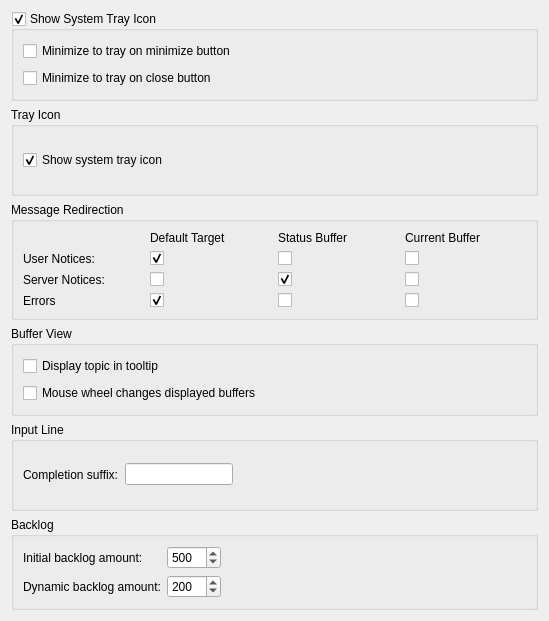
Old version of the form src/qtui/settingspages/generalsettingspage.ui in the repository quassel/quassel.
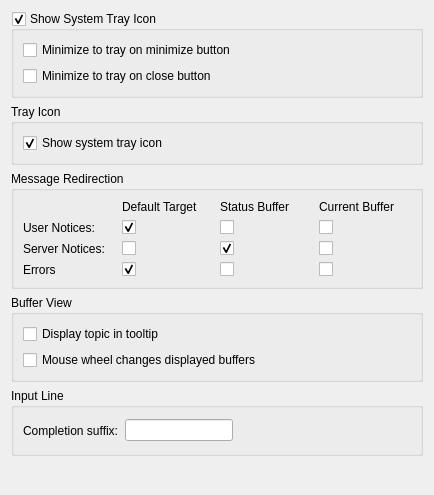
New version of the form.

Commit message: cleaning up the general settings page

Patch:
```diff
--- a/src/qtui/settingspages/generalsettingspage.ui
+++ b/src/qtui/settingspages/generalsettingspage.ui
@@ -5,8 +5,8 @@
    <rect>
     <x>0</x>
     <y>0</y>
-    <width>549</width>
-    <height>621</height>
+    <width>434</width>
+    <height>495</height>
    </rect>
   </property>
   <property name="windowTitle" >
@@ -269,72 +269,17 @@
     </widget>
    </item>
    <item>
-    <widget class="QGroupBox" name="groupBox_3" >
-     <property name="title" >
-      <string>Backlog</string>
+    <spacer name="verticalSpacer" >
+     <property name="orientation" >
+      <enum>Qt::Vertical</enum>
      </property>
-     <layout class="QGridLayout" name="gridLayout" >
-      <item row="0" column="0" >
-       <widget class="QLabel" name="label" >
-        <property name="toolTip" >
-         <string>amount of messages per buffer that are requested after the core connection has been established.</string>
-        </property>
-        <property name="text" >
-         <string>Initial backlog amount:</string>
-        </property>
-       </widget>
-      </item>
-      <item row="0" column="2" >
-       <widget class="QSpinBox" name="fixedBacklogAmount" >
-        <property name="maximum" >
-         <number>1000</number>
-        </property>
-        <property name="singleStep" >
-         <number>10</number>
-        </property>
-        <property name="value" >
-         <number>500</number>
-        </property>
-       </widget>
-      </item>
-      <item row="1" column="0" >
-       <widget class="QLabel" name="label_2" >
-        <property name="toolTip" >
-         <string>Number of messages to be requested from the core when using scrolling up in the buffer view.</string>
-        </property>
-        <property name="text" >
-         <string>Dynamic backlog amount:</string>
-        </property>
-       </widget>
-      </item>
-      <item row="1" column="2" >
-       <widget class="QSpinBox" name="dynamicBacklogAmount" >
-        <property name="maximum" >
-         <number>1000</number>
-        </property>
-        <property name="singleStep" >
-         <number>10</number>
-        </property>
-        <property name="value" >
-         <number>200</number>
-        </property>
-       </widget>
-      </item>
-      <item row="0" column="3" >
-       <spacer name="horizontalSpacer_2" >
-        <property name="orientation" >
-         <enum>Qt::Horizontal</enum>
-        </property>
-        <property name="sizeHint" stdset="0" >
-         <size>
-          <width>40</width>
-          <height>20</height>
-         </size>
-        </property>
-       </spacer>
-      </item>
-     </layout>
-    </widget>
+     <property name="sizeHint" stdset="0" >
+      <size>
+       <width>20</width>
+       <height>40</height>
+      </size>
+     </property>
+    </spacer>
    </item>
   </layout>
  </widget>
```
The commit also changes 1 other file.
